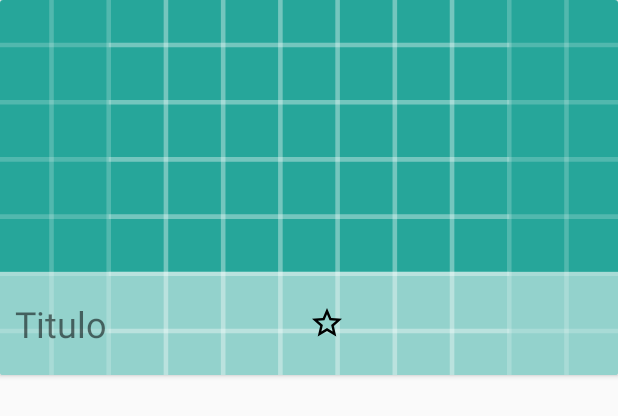
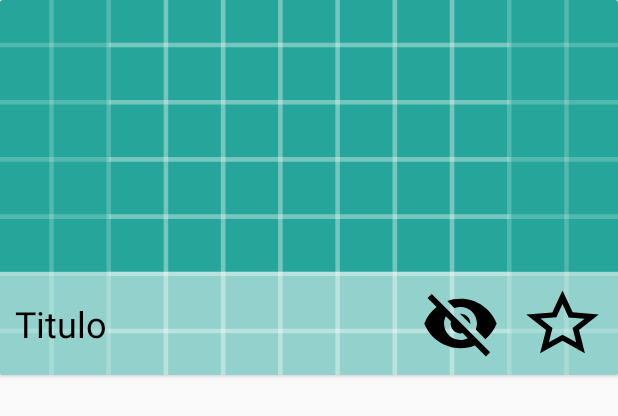
Before and after one commit to CarlosDubon/FavTrack, an Android app: the layout cardview_item.xml on its own in the app's theme, with its tools: preview values and no code run, on a phone screen of 412 x 824 dp. Shown: the top 416 px of the screen. Run offline under Robolectric (Android 15) with nearby library versions, the phone set to English and light mode, and no system bars.

Commit message:
Finishing item cardview

```diff
--- a/app/src/main/res/drawable/checkbox_selector.xml
+++ b/app/src/main/res/drawable/checkbox_selector.xml
@@ -1,8 +1,11 @@
 <?xml version="1.0" encoding="utf-8"?>
 <selector xmlns:android="http://schemas.android.com/apk/res/android" >
-    <item android:drawable="@drawable/ic_star_border_black_24dp"
-        android:state_checked="false"/>
-    <item android:drawable="@drawable/ic_star_black_24dp"
+    <item
+        android:drawable="@drawable/ic_check_box_outline_blank_black_24dp"
+        android:state_checked="false" />
+    <item
+        android:drawable="@drawable/ic_check_box_black_24dp"
         android:state_checked="true"/>
-    <item android:drawable="@drawable/ic_star_border_black_24dp"/>
+    <item
+        android:drawable="@drawable/ic_check_box_outline_blank_black_24dp" />
 </selector>
--- /dev/null
+++ b/app/src/main/res/drawable/ic_visibility_off_black_24dp.xml
@@ -0,0 +1,9 @@
+<vector xmlns:android="http://schemas.android.com/apk/res/android"
+        android:width="24dp"
+        android:height="24dp"
+        android:viewportWidth="24.0"
+        android:viewportHeight="24.0">
+    <path
+        android:fillColor="#FF000000"
+        android:pathData="M12,7c2.76,0 5,2.24 5,5 0,0.65 -0.13,1.26 -0.36,1.83l2.92,2.92c1.51,-1.26 2.7,-2.89 3.43,-4.75 -1.73,-4.39 -6,-7.5 -11,-7.5 -1.4,0 -2.74,0.25 -3.98,0.7l2.16,2.16C10.74,7.13 11.35,7 12,7zM2,4.27l2.28,2.28 0.46,0.46C3.08,8.3 1.78,10.02 1,12c1.73,4.39 6,7.5 11,7.5 1.55,0 3.03,-0.3 4.38,-0.84l0.42,0.42L19.73,22 21,20.73 3.27,3 2,4.27zM7.53,9.8l1.55,1.55c-0.05,0.21 -0.08,0.43 -0.08,0.65 0,1.66 1.34,3 3,3 0.22,0 0.44,-0.03 0.65,-0.08l1.55,1.55c-0.67,0.33 -1.41,0.53 -2.2,0.53 -2.76,0 -5,-2.24 -5,-5 0,-0.79 0.2,-1.53 0.53,-2.2zM11.84,9.02l3.15,3.15 0.02,-0.16c0,-1.66 -1.34,-3 -3,-3l-0.17,0.01z"/>
+</vector>
--- a/app/src/main/res/layout/cardview_item.xml
+++ b/app/src/main/res/layout/cardview_item.xml
@@ -36,7 +36,7 @@
                 android:layout_width="wrap_content"
                 android:layout_height="wrap_content"
                 android:orientation="vertical"
-                app:layout_constraintGuide_percent="0.5" />
+                app:layout_constraintGuide_percent="0.65" />
 
             <TextView
                 android:id="@+id/textView"
@@ -47,21 +47,11 @@
                 android:padding="10dp"
                 android:text="@string/item_titulo"
                 android:textSize="24dp"
+                android:textColor="#000"
                 app:layout_constraintBottom_toBottomOf="parent"
                 app:layout_constraintEnd_toStartOf="@+id/guideline3"
                 app:layout_constraintHorizontal_bias="0.1"
                 app:layout_constraintStart_toStartOf="parent"
-                app:layout_constraintTop_toTopOf="parent" />
-
-            <CheckBox
-                android:layout_width="0dp"
-                android:layout_height="0dp"
-                android:button="@drawable/checkbox_selector"
-                android:textAppearance="?android:attr/textAppearanceLarge"
-                android:textColor="#000"
-                app:layout_constraintBottom_toBottomOf="parent"
-                app:layout_constraintEnd_toStartOf="@+id/guideline4"
-                app:layout_constraintStart_toStartOf="@+id/guideline3"
                 app:layout_constraintTop_toTopOf="parent" />
 
             <android.support.constraint.Guideline
@@ -69,7 +59,36 @@
                 android:layout_width="wrap_content"
                 android:layout_height="wrap_content"
                 android:orientation="vertical"
-                app:layout_constraintGuide_percent="0.75" />
+                app:layout_constraintGuide_percent="0.82" />
+
+
+            <ImageView
+                android:id="@+id/imageView"
+                android:layout_width="0dp"
+                android:layout_height="0dp"
+                android:layout_marginBottom="8dp"
+                android:layout_marginEnd="8dp"
+                android:layout_marginStart="8dp"
+                android:layout_marginTop="8dp"
+                app:layout_constraintBottom_toBottomOf="parent"
+                app:layout_constraintEnd_toEndOf="parent"
+                app:layout_constraintStart_toStartOf="@+id/guideline4"
+                app:layout_constraintTop_toTopOf="parent"
+                android:background="@drawable/ic_star_border_black_24dp" />
+
+            <ImageView
+                android:id="@+id/imageView2"
+                android:layout_width="0dp"
+                android:layout_height="0dp"
+                android:layout_marginBottom="8dp"
+                android:layout_marginEnd="8dp"
+                android:layout_marginStart="8dp"
+                android:layout_marginTop="8dp"
+                app:layout_constraintBottom_toBottomOf="parent"
+                app:layout_constraintEnd_toStartOf="@+id/imageView"
+                app:layout_constraintStart_toEndOf="@+id/textView"
+                app:layout_constraintTop_toTopOf="parent"
+                app:srcCompat="@drawable/ic_visibility_off_black_24dp" />
 
 
         </android.support.constraint.ConstraintLayout>
```
Also changed, not shown: app/src/main/res/drawable/ic_check_box_black_24dp.xml (added, +9 -0 lines), app/src/main/res/drawable/ic_check_box_outline_blank_black_24dp.xml (added, +9 -0 lines), app/src/main/res/drawable/ic_visibility_black_24dp.xml (added, +9 -0 lines).
